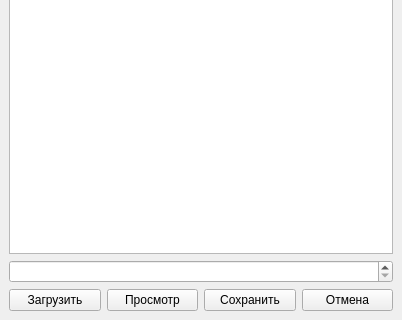
This is ui/mainwindow.ui in nadobnyi92/ProtobufGUI as Qt 5 draws it before an edit; both pictures show x 0 to 402 and y 280 to 600 of the 402 by 600 pixel window. The edited form follows.
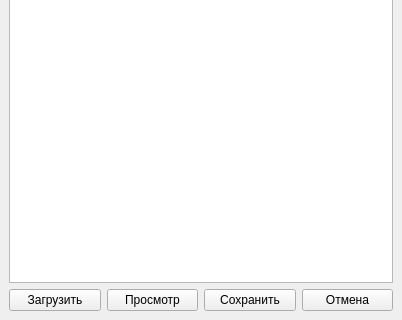
This is the edited form.

```diff
--- a/ui/mainwindow.ui
+++ b/ui/mainwindow.ui
@@ -65,13 +65,6 @@
       </property>
      </widget>
     </item>
-    <item>
-     <widget class="QSpinBox" name="spinBox">
-      <property name="specialValueText">
-       <string> </string>
-      </property>
-     </widget>
-    </item>
     <item>
      <layout class="QHBoxLayout" name="horizontalLayout_2">
       <item>
```
